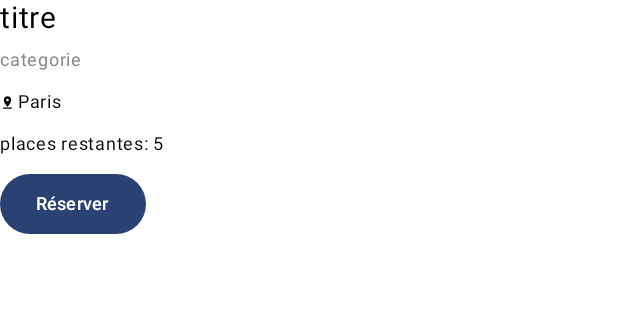
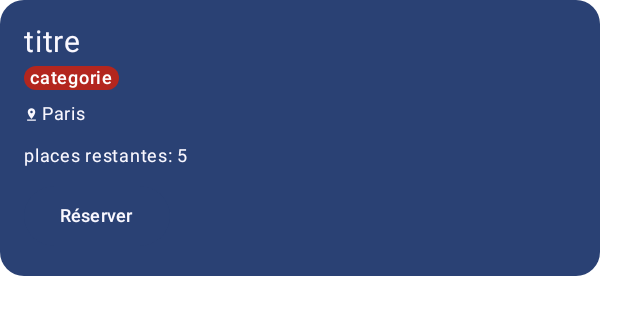
Before and after one commit to leodar163/exercice02_leobg, an Android app built with Jetpack Compose: the @Preview function EventCardPreview, on a phone screen of 412 x 824 dp. Shown: the top 315 px of the screen. Run offline under Robolectric (Android 15) with nearby library versions, the phone set to English and light mode, and no system bars.

Commit message:
better event card

```diff
--- a/app/src/main/java/com/leobg/exercice02_leobg/components/EventCard.kt
+++ b/app/src/main/java/com/leobg/exercice02_leobg/components/EventCard.kt
@@ -1,21 +1,29 @@
 package com.leobg.exercice02_leobg.components
 
+import androidx.compose.foundation.background
 import androidx.compose.foundation.layout.Arrangement
 import androidx.compose.foundation.layout.Box
 import androidx.compose.foundation.layout.Column
 import androidx.compose.foundation.layout.Row
 import androidx.compose.foundation.layout.fillMaxWidth
+import androidx.compose.foundation.layout.padding
 import androidx.compose.foundation.layout.size
 import androidx.compose.foundation.layout.wrapContentHeight
 import androidx.compose.foundation.layout.wrapContentSize
+import androidx.compose.foundation.shape.AbsoluteRoundedCornerShape
+import androidx.compose.foundation.shape.CircleShape
 import androidx.compose.material3.Button
 import androidx.compose.material3.Icon
 import androidx.compose.material.icons.Icons
 import androidx.compose.material.icons.filled.PinDrop
+import androidx.compose.material3.Badge
+import androidx.compose.material3.MaterialTheme
 import androidx.compose.material3.Text
 import androidx.compose.runtime.Composable
 import androidx.compose.ui.Alignment
 import androidx.compose.ui.Modifier
+import androidx.compose.ui.draw.clip
+import androidx.compose.ui.draw.shadow
 import androidx.compose.ui.graphics.Color
 import androidx.compose.ui.tooling.preview.Preview
 import androidx.compose.ui.unit.dp
@@ -29,10 +37,13 @@ fun EventCard(event: Event, onBook: () -> Unit) {
         modifier = Modifier
             .fillMaxWidth()
             .wrapContentHeight()
+            .clip(AbsoluteRoundedCornerShape(16.dp))
+            .background(color = MaterialTheme.colorScheme.primary)
+            .padding(16.dp)
     ) {
         Column(verticalArrangement = Arrangement.spacedBy(4.dp)) {
-            Text(event.title, fontSize = 20.sp)
-            Text(event.category, fontSize = 12.sp, color = Color.Gray)
+            Text(event.title, fontSize = 20.sp, color = MaterialTheme.colorScheme.background)
+            Badge { Text(event.category, fontSize = 12.sp) }
             if (event.location != null) {
                 Row(
                     verticalAlignment = Alignment.CenterVertically,
@@ -41,14 +52,23 @@ fun EventCard(event: Event, onBook: () -> Unit) {
                     Icon(
                         imageVector = Icons.Default.PinDrop,
                         contentDescription = "location icon",
-                        modifier = Modifier.size(10.dp)
+                        modifier = Modifier.size(10.dp),
+                        tint = MaterialTheme.colorScheme.background
                     )
-                    Text(event.location, fontSize = 12.sp)
+                    Text(
+                        event.location,
+                        fontSize = 12.sp,
+                        color = MaterialTheme.colorScheme.background
+                    )
                 }
             }
-            Text("places restantes: ${event.capacity}", fontSize = 12.sp)
+            Text(
+                "places restantes: ${event.capacity}",
+                fontSize = 12.sp,
+                color = MaterialTheme.colorScheme.background
+            )
             Button(onBook) {
-                Text("Réserver", fontSize = 12.sp)
+                Text("Réserver", fontSize = 12.sp, color = MaterialTheme.colorScheme.background)
             }
         }
     }
```
Also changed, not shown: app/src/main/java/com/leobg/exercice02_leobg/components/EventListScreen.kt (line endings or trailing spaces).
